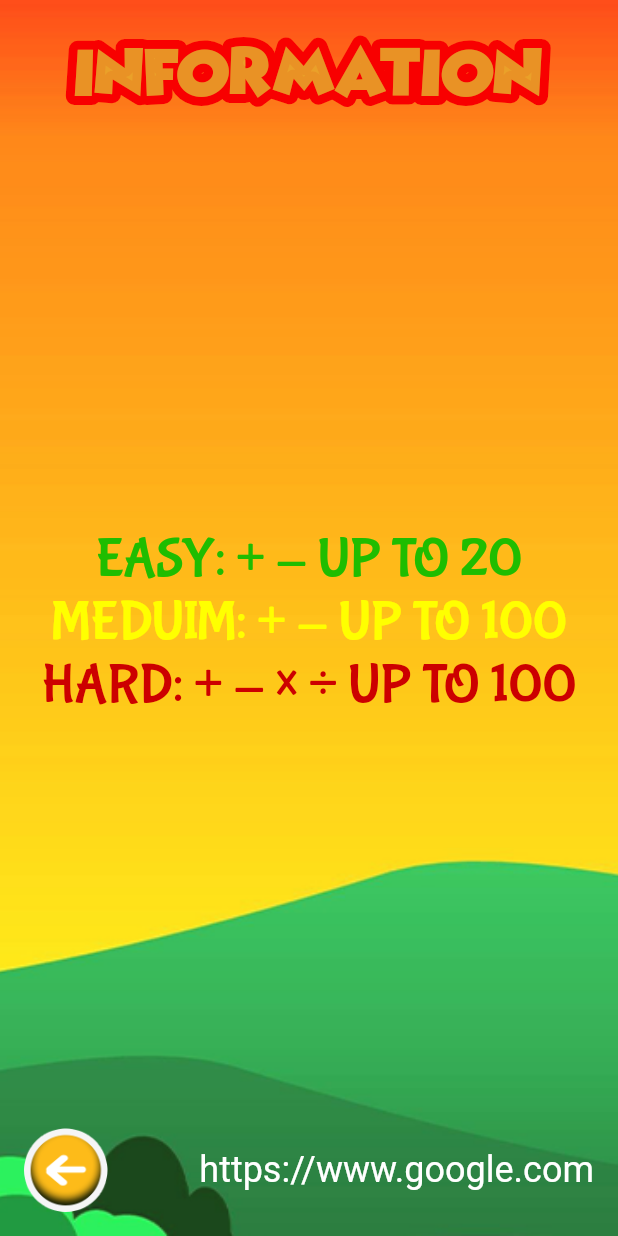
After one commit to Asadbek-IP/mathgame, a Flutter app: the InfoPage screen opened directly, on a phone screen of 412 x 824 dp. The commit adds this screen. Run offline on Flutter 3.47's test engine with Material 2 defaults, Android fonts, the phone set to English and light mode, and no system bars; our stand-ins replace bloc, easy_localization, equatable, flutter_bloc, flutter_svg, get_it and 2 more; accounts and stored records are empty.

Commit message:
info page, question generation improved

```diff
--- a/assets/translation/en.json
+++ b/assets/translation/en.json
@@ -4,6 +4,11 @@
     "medium": "MEDIUM",
     "hard": "HARD",
     "select_world": "SELECT WORLD",
-    "numbers": "NUMBERS {}-{}",
-    "select_level": "SELECT LEVEL"
+    "numbers": "NUMBERS",
+    "select_level": "SELECT LEVEL",
+    "level": "Level {}",
+    "information": "INFORMATION",
+    "easy_info": "EASY: {} UP TO {}",
+    "medium_info": "MEDUIM: {} UP TO {}",
+    "hard_info": "HARD: {} UP TO {}"
 }
--- a/assets/translation/uz.json
+++ b/assets/translation/uz.json
@@ -5,5 +5,10 @@
     "hard": "QIYIN",
     "select_world": "OLAMNI TANLASH",
     "numbers": "SONLAR",
-    "select_level": "BOSQICHNI TANLANG"
+    "select_level": "BOSQICHNI TANLANG",
+    "level": "{}-bosqich",
+    "information": "MA'LUMOT",
+    "easy_info": "OSON: {} {} GACHA",
+    "medium_info": "O'RTACHA: {} {} GACHA",
+    "hard_info": "QIYIN: {} {} GACHA"
 }
--- a/lib/pages/game/game_page.dart
+++ b/lib/pages/game/game_page.dart
@@ -1,3 +1,4 @@
+import 'package:easy_localization/src/public_ext.dart';
 import 'package:flutter/material.dart';
 import 'package:flutter_bloc/flutter_bloc.dart';
 import 'package:mathgame/data/models/level.dart';
@@ -128,7 +129,7 @@ class GamePage extends StatelessWidget {
                       children: [
                         StarRow(stars: state.star),
                         Text(
-                          "LEVEL ${state.levelNumber}",
+                          "level".tr(args: [state.levelNumber.toString()]),
                           style: const TextStyle(
                               fontSize: 48, fontFamily: "SmartKid", color: Colors.white),
                         ),
--- /dev/null
+++ b/lib/pages/home/info_page.dart
@@ -0,0 +1,111 @@
+// ignore: implementation_imports
+import 'package:easy_localization/src/public_ext.dart';
+import 'package:flutter/material.dart';
+import 'package:mathgame/util/constants.dart';
+import 'package:mathgame/widgets/click_sound_widget.dart';
+import 'package:mathgame/widgets/title_text.dart';
+import 'package:url_launcher/url_launcher.dart';
+
+const _url = "https://www.google.com";
+
+class InfoPage extends StatelessWidget {
+  const InfoPage({Key? key}) : super(key: key);
+
+  @override
+  Widget build(BuildContext context) {
+    return Scaffold(
+      body: Stack(
+        children: [
+          Positioned.fill(
+            child: Image.asset(
+              "assets/images/background1.png",
+              fit: BoxFit.cover,
+            ),
+          ),
+          Positioned.fill(
+            child: Padding(
+              padding: const EdgeInsets.all(16),
+              child: Column(
+                children: [
+                  TitleText(
+                    "information".tr(),
+                    style: const TextStyle(fontSize: 38),
+                  ),
+                  const Spacer(),
+                  const DifficultyInfoText(
+                    "easy_info",
+                    operations: "$addSign $subtractSign",
+                    upto: 20,
+                    color: Color(0xFF1FBD00),
+                  ),
+                  const DifficultyInfoText(
+                    "medium_info",
+                    operations: "$addSign $subtractSign",
+                    upto: 100,
+                    color: Color(0xFFFFFF00),
+                  ),
+                  const DifficultyInfoText(
+                    "hard_info",
+                    operations: "$addSign $subtractSign $multiplySign $divideSign",
+                    upto: 100,
+                    color: Color(0xFFCC0000),
+                  ),
+                  const Spacer(),
+                  Row(
+                    mainAxisAlignment: MainAxisAlignment.spaceBetween,
+                    children: [
+                      ClickSoundWidget(
+                        onTap: () => Navigator.pop(context),
+                        child: Image.asset(
+                          "assets/images/back_button.png",
+                          width: 56,
+                          height: 56,
+                        ),
+                      ),
+                      GestureDetector(
+                        onTap: () async => await canLaunch(_url)
+                            ? await launch(_url)
+                            : throw "Could not launch $_url",
+                        child: const Text(
+                          _url,
+                          style: TextStyle(fontSize: 24, color: Colors.white),
+                        ),
+                      ),
+                    ],
+                  ),
+                ],
+              ),
+            ),
+          ),
+        ],
+      ),
+    );
+  }
+}
+
+class DifficultyInfoText extends StatelessWidget {
+  final String infoKey;
+  final String operations;
+  final int upto;
+  final Color color;
+
+  const DifficultyInfoText(
+    this.infoKey, {
+    Key? key,
+    required this.operations,
+    required this.upto,
+    required this.color,
+  }) : super(key: key);
+
+  @override
+  Widget build(BuildContext context) {
+    return Text(
+      infoKey.tr(args: [operations, upto.toString()]),
+      style: TextStyle(
+        fontSize: 36,
+        color: color,
+        fontFamily: "BubbleGumSans",
+      ),
+    );
+  }
+}
--- a/lib/pages/worlds/bloc/worlds_bloc.dart
+++ b/lib/pages/worlds/bloc/worlds_bloc.dart
@@ -26,6 +26,7 @@ class WorldsBloc extends Bloc<WorldsEvent, WorldsState> {
     if (event is InitialWorldsEvent) {
       difficultyId = event.difficultyId;
       List<World> worlds = await repository.getWorldsByDifficulty(difficultyId);
+      print(worlds.toString());
       yield WorldsState(worlds: worlds);
     } else if (event is _UpdateEvent) {
       List<World> worlds = await repository.getWorldsByDifficulty(difficultyId);
--- a/lib/pages/worlds/worlds_page.dart
+++ b/lib/pages/worlds/worlds_page.dart
@@ -17,6 +17,7 @@ class WorldsPage extends StatelessWidget {
 
   @override
   Widget build(BuildContext context) {
+    print("difficulty" + difficultyId.toString());
     Size size = MediaQuery.of(context).size;
     return BlocProvider(
       create: (context) => sl<WorldsBloc>()..add(InitialWorldsEvent(difficultyId)),
--- a/lib/widgets/title_text.dart
+++ b/lib/widgets/title_text.dart
@@ -14,7 +14,7 @@ class TitleText extends StatelessWidget {
       text,
       style: _style.copyWith(
         fontFamily: "WickedMouse",
-        color: const Color(0xDD646361),
+        color: const Color(0xDDE7A92B),
       ),
       strokeWidth: 12,
       strokeColor: const Color(0xFFF80000),
```
Also changed, not shown: lib/data/models/question.dart (+16 -15 lines), lib/pages/home/home_page.dart (+8 -5 lines), 3 other files.
